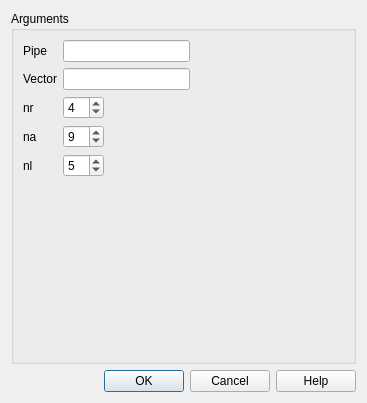
Above: src/HEXABLOCKGUI/MakePipe_QTD.ui from SalomePlatform/hexablock before the change. Below: the same form after it.
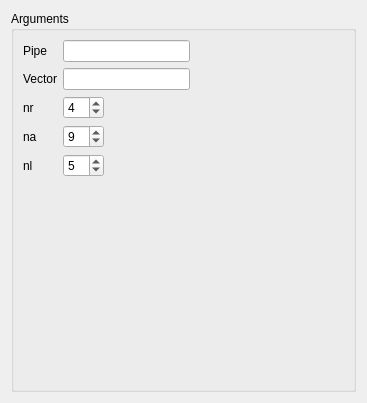
That is the form after the change.

Commit message: fixed : selection model added : highlight on propagation's edges 	apply button on dialog panel updated : association menu, object brower's name, menu always showing, ...

What changed in the file:
```diff
--- a/src/HEXABLOCKGUI/MakePipe_QTD.ui
+++ b/src/HEXABLOCKGUI/MakePipe_QTD.ui
@@ -102,16 +102,6 @@
      </layout>
     </widget>
    </item>
-   <item>
-    <widget class="QDialogButtonBox" name="buttonBox">
-     <property name="orientation">
-      <enum>Qt::Horizontal</enum>
-     </property>
-     <property name="standardButtons">
-      <set>QDialogButtonBox::Cancel|QDialogButtonBox::Help|QDialogButtonBox::Ok</set>
-     </property>
-    </widget>
-   </item>
   </layout>
  </widget>
  <resources/>
```
Left out of the diff: 35 changed lines with no effect on the pictures. The commit also changes 37 other files.
